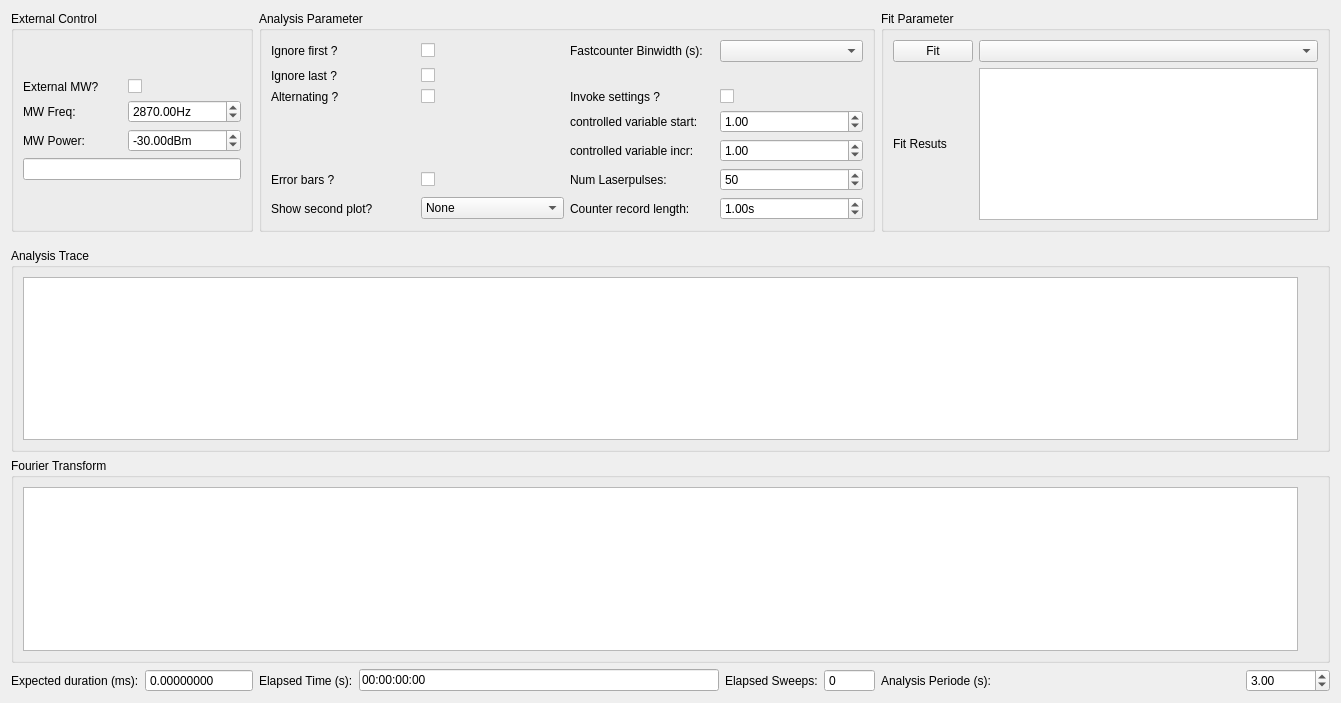
Above: gui/pulsed/ui_pulse_analysis.ui from Ulm-IQO/qudi before the change. Below: the same form after it.
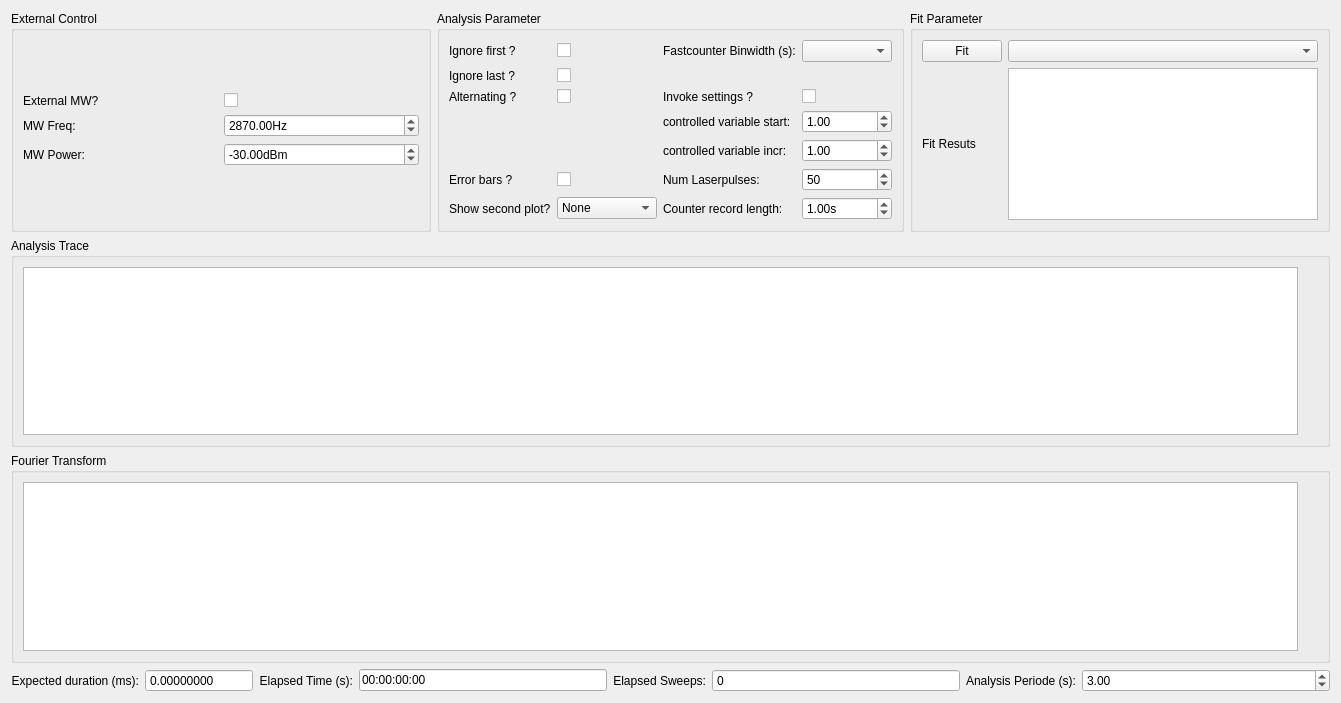
That is the form after the change. Custom widgets are drawn as their Qt base class.

What changed in the file:
```diff
--- a/gui/pulsed/ui_pulse_analysis.ui
+++ b/gui/pulsed/ui_pulse_analysis.ui
@@ -14,47 +14,195 @@
    <string>Form</string>
   </property>
   <layout class="QGridLayout" name="gridLayout">
-   <item row="0" column="0" colspan="2">
+   <item row="4" column="0" colspan="11">
+    <widget class="QGroupBox" name="second_plot_GroupBox">
+     <property name="title">
+      <string>Fourier Transform</string>
+     </property>
+     <layout class="QGridLayout" name="gridLayout_23">
+      <item row="0" column="0">
+       <layout class="QGridLayout" name="gridLayout_18">
+        <item row="0" column="0">
+         <widget class="PlotWidget" name="pulse_analysis_second_PlotWidget"/>
+        </item>
+       </layout>
+      </item>
+      <item row="0" column="1">
+       <spacer name="verticalSpacer_2">
+        <property name="orientation">
+         <enum>Qt::Vertical</enum>
+        </property>
+        <property name="sizeHint" stdset="0">
+         <size>
+          <width>20</width>
+          <height>5000</height>
+         </size>
+        </property>
+       </spacer>
+      </item>
+     </layout>
+    </widget>
+   </item>
+   <item row="3" column="0" colspan="11">
+    <widget class="QGroupBox" name="groupBox_6">
+     <property name="title">
+      <string>Analysis Trace</string>
+     </property>
+     <layout class="QGridLayout" name="gridLayout_19">
+      <item row="1" column="0">
+       <layout class="QGridLayout" name="gridLayout_12">
+        <item row="0" column="0">
+         <widget class="PlotWidget" name="pulse_analysis_PlotWidget"/>
+        </item>
+       </layout>
+      </item>
+      <item row="1" column="1">
+       <spacer name="verticalSpacer">
+        <property name="orientation">
+         <enum>Qt::Vertical</enum>
+        </property>
+        <property name="sizeHint" stdset="0">
+         <size>
+          <width>20</width>
+          <height>5000</height>
+         </size>
+        </property>
+       </spacer>
+      </item>
+     </layout>
+    </widget>
+   </item>
+   <item row="5" column="0" colspan="11">
+    <layout class="QHBoxLayout" name="horizontalLayout_2">
+     <item>
+      <widget class="QLabel" name="time_param_expected_dur_Label">
+       <property name="text">
+        <string>Expected duration (ms):</string>
+       </property>
+       <property name="alignment">
+        <set>Qt::AlignRight|Qt::AlignTrailing|Qt::AlignVCenter</set>
+       </property>
+      </widget>
+     </item>
+     <item>
+      <widget class="QDoubleSpinBox" name="time_param_expected_dur_DoubleSpinBox">
+       <property name="readOnly">
+        <bool>true</bool>
+       </property>
+       <property name="buttonSymbols">
+        <enum>QAbstractSpinBox::NoButtons</enum>
+       </property>
+       <property name="decimals">
+        <number>8</number>
+       </property>
+       <property name="maximum">
+        <double>999999999.000000000000000</double>
+       </property>
+      </widget>
+     </item>
+     <item>
+      <widget class="QLabel" name="time_param_elapsed_time_Label">
+       <property name="text">
+        <string>Elapsed Time (s):</string>
+       </property>
+       <property name="alignment">
+        <set>Qt::AlignRight|Qt::AlignTrailing|Qt::AlignVCenter</set>
+       </property>
+      </widget>
+     </item>
+     <item>
+      <widget class="QLineEdit" name="time_param_elapsed_time_LineEdit">
+       <property name="maximumSize">
+        <size>
+         <width>16777215</width>
+         <height>16777215</height>
+        </size>
+       </property>
+       <property name="text">
+        <string>00:00:00:00</string>
+       </property>
+      </widget>
+     </item>
+     <item>
+      <widget class="QLabel" name="time_param_elapsed_sweep_Label">
+       <property name="text">
+        <string>Elapsed Sweeps:</string>
+       </property>
+       <property name="alignment">
+        <set>Qt::AlignRight|Qt::AlignTrailing|Qt::AlignVCenter</set>
+       </property>
+      </widget>
+     </item>
+     <item>
+      <widget class="ScienSpinBox" name="time_param_elapsed_sweep_SpinBox">
+       <property name="sizePolicy">
+        <sizepolicy hsizetype="Expanding" vsizetype="Fixed">
+         <horstretch>0</horstretch>
+         <verstretch>0</verstretch>
+        </sizepolicy>
+       </property>
+       <property name="readOnly">
+        <bool>true</bool>
+       </property>
+       <property name="buttonSymbols">
+        <enum>QAbstractSpinBox::NoButtons</enum>
+       </property>
+       <property name="maximum">
+        <number>999999999</number>
+       </property>
+      </widget>
+     </item>
+     <item>
+      <widget class="QLabel" name="time_param_ana_periode_Label">
+       <property name="text">
+        <string>Analysis Periode (s):</string>
+       </property>
+       <property name="alignment">
+        <set>Qt::AlignRight|Qt::AlignTrailing|Qt::AlignVCenter</set>
+       </property>
+      </widget>
+     </item>
+     <item>
+      <widget class="ScienDSpinBox" name="time_param_ana_periode_DoubleSpinBox">
+       <property name="sizePolicy">
+        <sizepolicy hsizetype="Expanding" vsizetype="Fixed">
+         <horstretch>0</horstretch>
+         <verstretch>0</verstretch>
+        </sizepolicy>
+       </property>
+       <property name="minimum">
+        <double>-1.000000000000000</double>
+       </property>
+       <property name="maximum">
+        <double>999999999.000000000000000</double>
+       </property>
+       <property name="value">
+        <double>3.000000000000000</double>
+       </property>
+      </widget>
+     </item>
+    </layout>
+   </item>
+   <item row="1" column="0" colspan="11">
+    <layout class="QHBoxLayout" name="horizontalLayout_3">
+     <item>
     <widget class="QGroupBox" name="groupBox_9">
+       <property name="sizePolicy">
+        <sizepolicy hsizetype="Expanding" vsizetype="Preferred">
+         <horstretch>0</horstretch>
+         <verstretch>0</verstretch>
+        </sizepolicy>
+       </property>
      <property name="title">
       <string>External Control</string>
      </property>
      <layout class="QGridLayout" name="gridLayout_26">
       <item row="0" column="1">
        <layout class="QGridLayout" name="gridLayout_24">
-        <item row="1" column="1">
-         <widget class="ScienDSpinBox" name="ext_control_mw_freq_DoubleSpinBox">
-          <property name="enabled">
-           <bool>true</bool>
-          </property>
-          <property name="suffix">
-           <string>Hz</string>
-          </property>
-          <property name="maximum">
-           <double>2100000044.000000000000000</double>
-          </property>
-          <property name="value">
-           <double>2870.000000000000000</double>
-          </property>
-         </widget>
-        </item>
-        <item row="0" column="0">
-         <widget class="QLabel" name="label_34">
+          <item row="2" column="0">
+           <widget class="QLabel" name="ext_control_mw_power_Label">
           <property name="text">
-           <string>External MW?</string>
-          </property>
-         </widget>
-        </item>
-        <item row="0" column="1">
-         <widget class="QCheckBox" name="ext_control_use_mw_CheckBox">
-          <property name="layoutDirection">
-           <enum>Qt::LeftToRight</enum>
-          </property>
-          <property name="text">
-           <string/>
-          </property>
-          <property name="tristate">
-           <bool>false</bool>
+             <string>MW Power:</string>
           </property>
          </widget>
         </item>
@@ -74,10 +222,10 @@
           </property>
          </widget>
         </item>
-        <item row="2" column="0">
-         <widget class="QLabel" name="ext_control_mw_power_Label">
+          <item row="0" column="0">
+           <widget class="QLabel" name="label_34">
           <property name="text">
-           <string>MW Power:</string>
+             <string>External MW?</string>
           </property>
          </widget>
         </item>
@@ -88,11 +236,33 @@
           </property>
          </widget>
         </item>
-        <item row="3" column="0" colspan="2">
-         <widget class="QLineEdit" name="pulser_activation_config_LineEdit">
-          <property name="readOnly">
+          <item row="0" column="1">
+           <widget class="QCheckBox" name="ext_control_use_mw_CheckBox">
+            <property name="layoutDirection">
+             <enum>Qt::LeftToRight</enum>
+            </property>
+            <property name="text">
+             <string/>
+            </property>
+            <property name="tristate">
+             <bool>false</bool>
+            </property>
+           </widget>
+          </item>
+          <item row="1" column="1">
+           <widget class="ScienDSpinBox" name="ext_control_mw_freq_DoubleSpinBox">
+            <property name="enabled">
            <bool>true</bool>
           </property>
+            <property name="suffix">
+             <string>Hz</string>
+            </property>
+            <property name="maximum">
+             <double>2100000044.000000000000000</double>
+            </property>
+            <property name="value">
+             <double>2870.000000000000000</double>
+            </property>
          </widget>
         </item>
        </layout>
@@ -100,8 +270,14 @@
      </layout>
     </widget>
    </item>
-   <item row="0" column="2" colspan="4">
+     <item>
     <widget class="QGroupBox" name="groupBox_8">
+       <property name="sizePolicy">
+        <sizepolicy hsizetype="Expanding" vsizetype="Preferred">
+         <horstretch>0</horstretch>
+         <verstretch>0</verstretch>
+        </sizepolicy>
+       </property>
      <property name="title">
       <string>Analysis Parameter</string>
      </property>
@@ -323,8 +499,14 @@
      </layout>
     </widget>
    </item>
-   <item row="0" column="6" colspan="2">
+     <item>
     <widget class="QGroupBox" name="groupBox_10">
+       <property name="sizePolicy">
+        <sizepolicy hsizetype="Expanding" vsizetype="Preferred">
+         <horstretch>0</horstretch>
+         <verstretch>0</verstretch>
+        </sizepolicy>
+       </property>
      <property name="title">
       <string>Fit Parameter</string>
      </property>
@@ -381,177 +563,31 @@
      </layout>
     </widget>
    </item>
-   <item row="1" column="6">
-    <spacer name="horizontalSpacer_3">
-     <property name="orientation">
-      <enum>Qt::Horizontal</enum>
-     </property>
-     <property name="sizeHint" stdset="0">
-      <size>
-       <width>114</width>
-       <height>10</height>
-      </size>
-     </property>
-    </spacer>
-   </item>
-   <item row="2" column="0" colspan="8">
-    <widget class="QGroupBox" name="groupBox_6">
-     <property name="title">
-      <string>Analysis Trace</string>
-     </property>
-     <layout class="QGridLayout" name="gridLayout_19">
-      <item row="1" column="0">
-       <layout class="QGridLayout" name="gridLayout_12">
-        <item row="0" column="0">
-         <widget class="PlotWidget" name="pulse_analysis_PlotWidget"/>
-        </item>
-       </layout>
-      </item>
-      <item row="1" column="1">
-       <spacer name="verticalSpacer">
-        <property name="orientation">
-         <enum>Qt::Vertical</enum>
-        </property>
-        <property name="sizeHint" stdset="0">
-         <size>
-          <width>20</width>
-          <height>5000</height>
-         </size>
-        </property>
-       </spacer>
-      </item>
-     </layout>
-    </widget>
-   </item>
-   <item row="3" column="0" colspan="8">
-    <widget class="QGroupBox" name="second_plot_GroupBox">
-     <property name="title">
-      <string>Fourier Transform</string>
-     </property>
-     <layout class="QGridLayout" name="gridLayout_23">
-      <item row="0" column="0">
-       <layout class="QGridLayout" name="gridLayout_18">
-        <item row="0" column="0">
-         <widget class="PlotWidget" name="pulse_analysis_second_PlotWidget"/>
-        </item>
-       </layout>
-      </item>
-      <item row="0" column="1">
-       <spacer name="verticalSpacer_2">
-        <property name="orientation">
-         <enum>Qt::Vertical</enum>
-        </property>
-        <property name="sizeHint" stdset="0">
-         <size>
-          <width>20</width>
-          <height>5000</height>
-         </size>
-        </property>
-       </spacer>
-      </item>
-     </layout>
-    </widget>
-   </item>
-   <item row="4" column="0">
-    <widget class="QLabel" name="time_param_expected_dur_Label">
-     <property name="text">
-      <string>Expected duration (ms):</string>
-     </property>
-    </widget>
-   </item>
-   <item row="4" column="1">
-    <widget class="QDoubleSpinBox" name="time_param_expected_dur_DoubleSpinBox">
-     <property name="readOnly">
-      <bool>true</bool>
-     </property>
-     <property name="buttonSymbols">
-      <enum>QAbstractSpinBox::NoButtons</enum>
-     </property>
-     <property name="decimals">
-      <number>8</number>
-     </property>
-     <property name="maximum">
-      <double>999999999.000000000000000</double>
-     </property>
-    </widget>
-   </item>
-   <item row="4" column="2">
-    <widget class="QLabel" name="time_param_elapsed_time_Label">
-     <property name="text">
-      <string>Elapsed Time (s):</string>
-     </property>
-    </widget>
-   </item>
-   <item row="4" column="3">
-    <widget class="QLineEdit" name="time_param_elapsed_time_LineEdit">
-     <property name="text">
-      <string>00:00:00:00</string>
-     </property>
-    </widget>
-   </item>
-   <item row="4" column="4">
-    <widget class="QLabel" name="time_param_elapsed_sweep_Label">
-     <property name="text">
-      <string>Elapsed Sweeps:</string>
-     </property>
-    </widget>
-   </item>
-   <item row="4" column="6">
-    <widget class="QLabel" name="time_param_ana_periode_Label">
-     <property name="text">
-      <string>Analysis Periode (s):</string>
-     </property>
-    </widget>
-   </item>
-   <item row="4" column="7">
-    <widget class="ScienDSpinBox" name="time_param_ana_periode_DoubleSpinBox">
-     <property name="minimum">
-      <double>-1.000000000000000</double>
-     </property>
-     <property name="maximum">
-      <double>999999999.000000000000000</double>
-     </property>
-     <property name="value">
-      <double>3.000000000000000</double>
-     </property>
-    </widget>
-   </item>
-   <item row="4" column="5">
-    <widget class="ScienSpinBox" name="time_param_elapsed_sweep_SpinBox">
-     <property name="readOnly">
-      <bool>true</bool>
-     </property>
-     <property name="buttonSymbols">
-      <enum>QAbstractSpinBox::NoButtons</enum>
-     </property>
-     <property name="maximum">
-      <number>999999999</number>
-     </property>
-    </widget>
+    </layout>
    </item>
   </layout>
  </widget>
  <customwidgets>
+  <customwidget>
+   <class>ScienDSpinBox</class>
+   <extends>QDoubleSpinBox</extends>
+   <header>qtwidgets.scientific_spinbox.h</header>
+  </customwidget>
+  <customwidget>
+   <class>ScienSpinBox</class>
+   <extends>QSpinBox</extends>
+   <header>qtwidgets.scientific_spinbox.h</header>
+  </customwidget>
   <customwidget>
    <class>PlotWidget</class>
    <extends>QGraphicsView</extends>
    <header>pyqtgraph</header>
   </customwidget>
-  <customwidget>
-   <class>ScienDSpinBox</class>
-   <extends>QDoubleSpinBox</extends>
-   <header>qtwidgets.scientific_spinbox.h</header>
-  </customwidget>
   <customwidget>
    <class>FitSettingsComboBox</class>
    <extends>QComboBox</extends>
    <header>gui/fitsettings</header>
   </customwidget>
-  <customwidget>
-   <class>ScienSpinBox</class>
-   <extends>QSpinBox</extends>
-   <header>qtwidgets.scientific_spinbox.h</header>
-  </customwidget>
  </customwidgets>
  <tabstops>
   <tabstop>ext_control_use_mw_CheckBox</tabstop>
```
Left out of the diff: 5 changed lines with no effect on the pictures. Lines whose indentation alone changed are shown as unchanged.
